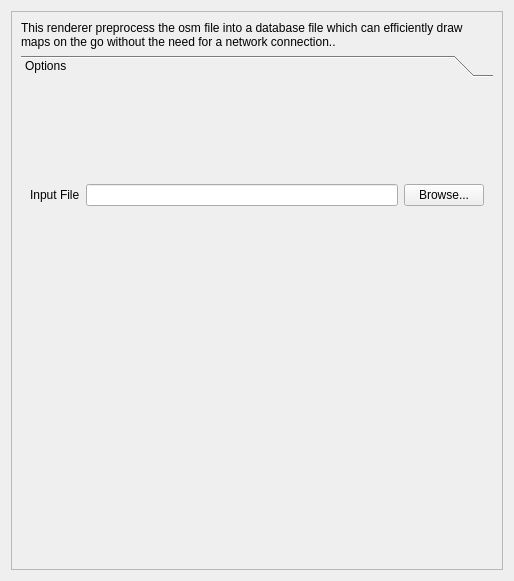
Before: the Qt Designer form plugins/osmrenderer/qrsettingsdialog.ui in shentok/MoNav, drawn with Qt 5.
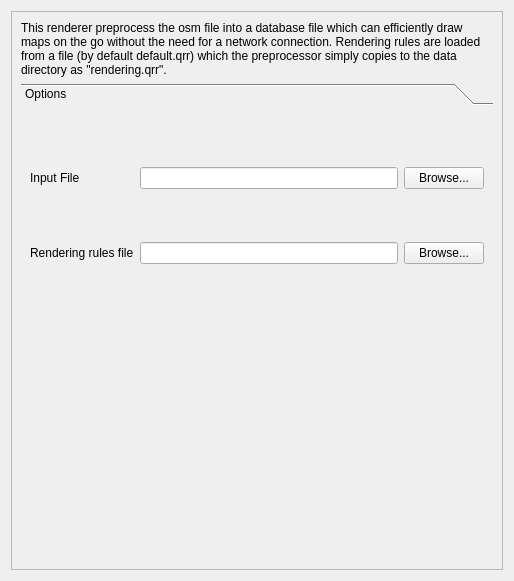
After: the same form once the commit is applied.

Commit message: Move qtile rendering rules to a text based template file

The edit to the form file:
```diff
--- a/plugins/osmrenderer/qrsettingsdialog.ui
+++ b/plugins/osmrenderer/qrsettingsdialog.ui
@@ -32,7 +32,7 @@
       <item>
        <widget class="QLabel" name="label">
         <property name="text">
-         <string>This renderer preprocess the osm file into a database file which can efficiently draw maps on the go without the need for a network connection..</string>
+         <string>This renderer preprocess the osm file into a database file which can efficiently draw maps on the go without the need for a network connection. Rendering rules are loaded from a file (by default default.qrr) which the preprocessor simply copies to the data directory as "rendering.qrr".</string>
         </property>
         <property name="wordWrap">
          <bool>true</bool>
@@ -83,6 +83,32 @@
              </property>
             </widget>
            </item>
+           <item row="1" column="0">
+            <widget class="QLabel" name="label_3">
+             <property name="text">
+              <string>Rendering rules file</string>
+             </property>
+             <property name="buddy">
+              <cstring>rulesFileEdit</cstring>
+             </property>
+            </widget>
+           </item>
+           <item row="1" column="1">
+            <widget class="QLineEdit" name="rulesFileEdit"/>
+           </item>
+           <item row="1" column="2">
+            <widget class="QPushButton" name="rulesFileBrowse">
+             <property name="sizePolicy">
+              <sizepolicy hsizetype="Fixed" vsizetype="Fixed">
+               <horstretch>0</horstretch>
+               <verstretch>0</verstretch>
+              </sizepolicy>
+             </property>
+             <property name="text">
+              <string>Browse...</string>
+             </property>
+            </widget>
+           </item>
          </layout>
         </widget>
        </widget>
```
The commit also changes 10 other files.
